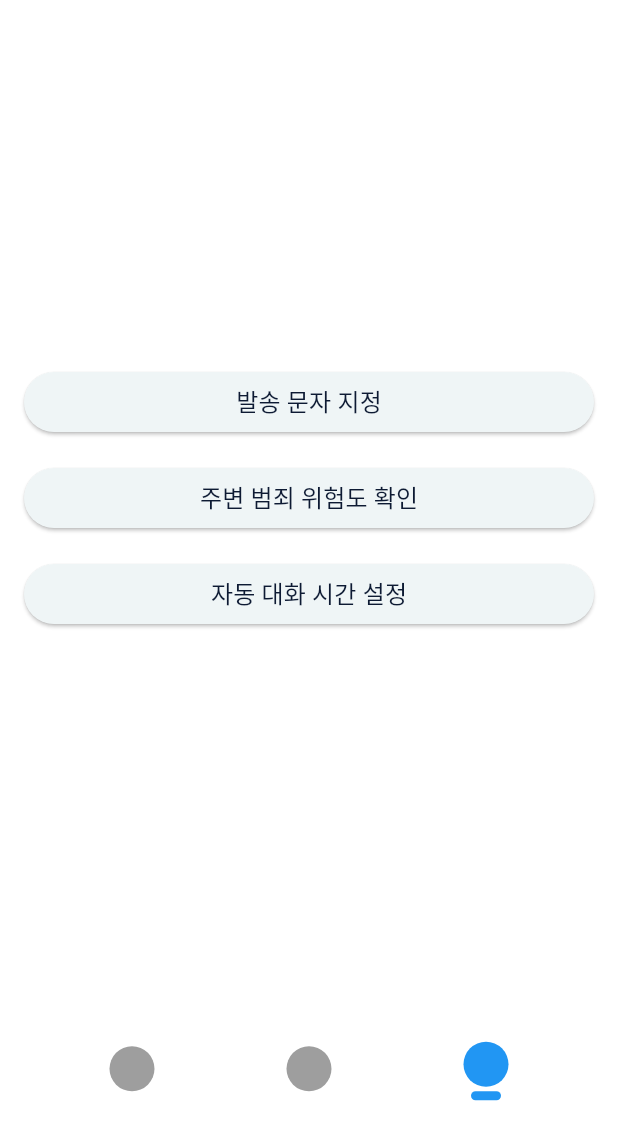
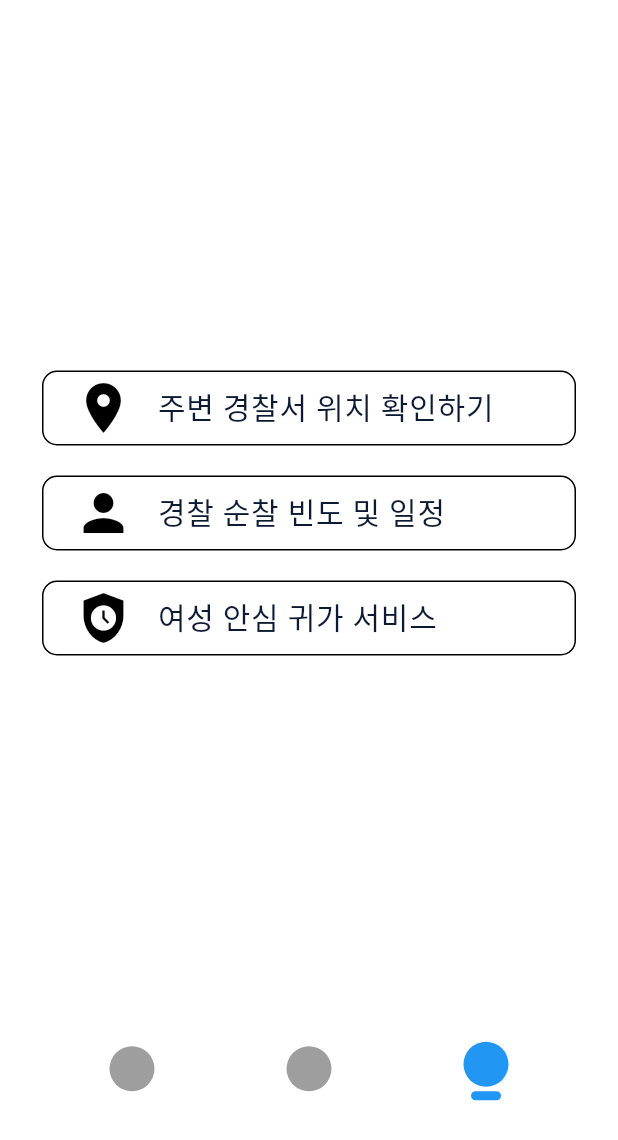
Before and after one commit to blueberry-team/blueberry_voice, a Flutter app: the TopScreen screen opened by its route, item 3 of the bottom bar chosen, on a phone screen of 412 x 824 dp. Shown: the top 1140 px of the screen. Run offline on Flutter 3.47's test engine with Material 3 defaults, Android fonts, the phone set to English and light mode, and no system bars; our stand-ins replace carousel_slider, cloud_firestore, firebase_auth, firebase_core, firebase_crashlytics, firebase_messaging and 15 more; missing offline and left inert: flutter_custom_page_steps_indication; accounts and stored records are empty; generated files the repository leaves out were written again.

Commit message:
add setting screen (#14)

```diff
--- a/lib/core/TopScreen.dart
+++ b/lib/core/TopScreen.dart
@@ -1,6 +1,5 @@
-import 'package:blueberry_flutter_template/feature/map/PoliceMapScreen.dart';
-import 'package:blueberry_flutter_template/feature/mypage/MyPageScreen.dart';
 import 'package:blueberry_flutter_template/feature/send/SendMessageScreen.dart';
+import 'package:blueberry_flutter_template/feature/setting/SettingScreen.dart';
 import 'package:blueberry_flutter_template/feature/voiceOutput/VoiceOutputScreen.dart';
 import 'package:flutter/material.dart';
 import 'package:flutter_riverpod/flutter_riverpod.dart';
@@ -26,7 +25,7 @@ class TopScreen extends ConsumerWidget {
     final List<Widget> pages = [
       const VoiceOutputScreen(),
       const SendMessageScreen(),
-      const MyPageScreen(),
+      const SettingScreen(),
     ];
 
     return Scaffold(
@@ -80,23 +79,24 @@ class CustomBottomNavigationBar extends StatelessWidget {
                         height: 30,
                         decoration: BoxDecoration(
                           shape: BoxShape.circle,
-                        color: index == currentIndex ? Colors.blue : Colors.grey,
+                          color:
+                              index == currentIndex ? Colors.blue : Colors.grey,
                         ),
                       ),
-                    const SizedBox(height: 3,),
+                      const SizedBox(
+                        height: 3,
+                      ),
                       if (index == currentIndex)
                         Container(
                           width: 20,
                           height: 6,
                           decoration: BoxDecoration(
                               color: Colors.blue,
-                          borderRadius: BorderRadius.circular(10)
-                        ),
+                              borderRadius: BorderRadius.circular(10)),
                         ),
                     ],
                   ),
-              )
-          ),
+                )),
           );
         }),
       ),
--- a/lib/feature/mypage/MyPageScreen.dart
+++ /dev/null
@@ -1,67 +0,0 @@
-import 'package:blueberry_flutter_template/core/CustomDialogs.dart';
-import 'package:flutter/material.dart';
-
-class MyPageScreen extends StatelessWidget {
-  static const name = 'MyPageScreen';
-
-  const MyPageScreen({super.key});
-
-  @override
-  Widget build(BuildContext context) {
-    return Scaffold(
-      body: Padding(
-        padding: const EdgeInsets.all(16.0),
-        child: Column(
-          mainAxisAlignment: MainAxisAlignment.center,
-          crossAxisAlignment: CrossAxisAlignment.stretch,
-          children: [
-            ElevatedButton(
-              onPressed: () {
-                // 발송 문자 지정 버튼의 기능 구현
-                CustomDialogs.showCustomDialog(
-                  context,
-                  title: '발송 문자 지정',
-                  content: '구현 예정입니다.',
-                  onConfirm: () {
-                    // 발송 문자 선택 로직 구현
-                  },
-                );
-              },
-              child: const Text('발송 문자 지정'),
-            ),
-            const SizedBox(height: 16.0),
-            ElevatedButton(
-              onPressed: () {
-                // 주변 범죄 위험도 확인 버튼의 기능 구현
-                CustomDialogs.showCustomDialog(
-                  context,
-                  title: '발송 문자 지정',
-                  content: '구현 예정입니다.',
-                  onConfirm: () {
-                    // 발송 문자 선택 로직 구현
-                  },
-                );
-              },
-              child: const Text('주변 범죄 위험도 확인'),
-            ),
-            const SizedBox(height: 16.0),
-            ElevatedButton(
-              onPressed: () {
-                // 자동 대화 시간 설정 버튼의 기능 구현
-                CustomDialogs.showCustomDialog(
-                  context,
-                  title: '발송 문자 지정',
-                  content: '구현 예정입니다.',
-                  onConfirm: () {
-                    // 발송 문자 선택 로직 구현
-                  },
-                );
-              },
-              child: const Text('자동 대화 시간 설정'),
-            ),
-          ],
-        ),
-      ),
-    );
-  }
-}
--- /dev/null
+++ b/lib/feature/setting/SettingScreen.dart
@@ -0,0 +1,77 @@
+import 'package:blueberry_flutter_template/utils/DialogHelpers.dart';
+import 'package:flutter/material.dart';
+
+class SettingScreen extends StatelessWidget {
+  static const name = 'MyPageScreen';
+
+  const SettingScreen({super.key});
+
+  @override
+  Widget build(BuildContext context) {
+    // _settings 리스트 초기화
+    final List<Map<String, dynamic>> settingData = [
+      {
+        'title': '주변 경찰서 위치 확인하기',
+        'icon': Icons.location_on,
+        'onTap': () {
+          // 프로필 수정 화면으로 이동하는 코드
+          showErrorDialog(context, '아직 준비중인 기능입니다.');
+        },
+      },
+      {
+        'title': '경찰 순찰 빈도 및 일정',
+        'icon': Icons.person,
+        'onTap': () {
+          // 알림 설정 화면으로 이동하는 코드
+          showErrorDialog(context, '아직 준비중인 기능입니다.');
+        },
+      },
+      {
+        'title': '여성 안심 귀가 서비스',
+        'icon': Icons.safety_check,
+        'onTap': () {
+          // 계정 관리 화면으로 이동하는 코드
+          showErrorDialog(context, '아직 준비중인 기능입니다.');
+        },
+      },
+      // 더 많은 설정 항목 추가 가능
+    ];
+
+    return Scaffold(
+        body: Padding(
+      padding: const EdgeInsets.all(8.0),
+      child: Center(
+        child: ListView.builder(
+            shrinkWrap: true,
+            itemCount: settingData.length,
+            itemBuilder: (context, index) {
+              return ListTile(
+                title: SettingListTile(context, settingData[index]['title'],
+                    settingData[index]['onTap'], settingData[index]['icon']),
+              );
+            }),
+      ),
+    ));
+  }
+}
+
+Widget SettingListTile(
+    BuildContext, String title, Function onTap, IconData icon) {
+  return Padding(
+    padding: const EdgeInsets.fromLTRB(0, 20.0, 0, 0),
+    child: Container(
+      decoration: BoxDecoration(
+        border: Border.all(color: Colors.black),
+        borderRadius: BorderRadius.circular(10.0),
+      ),
+      child: ListTile(
+        leading: Icon(icon, color: Colors.black, size: 40.0),
+        title: Padding(
+          padding: const EdgeInsets.symmetric(horizontal: 16.0),
+          child: Text(title, style: const TextStyle(fontSize: 20.0)),
+        ),
+        onTap: () => onTap(),
+      ),
+    ),
+  );
+}
--- a/lib/services/FirestoreService.dart
+++ b/lib/services/FirestoreService.dart
@@ -53,7 +53,7 @@ class FirestoreService {
           .doc(userId)
           .set({'imageUrl': imageUrl});
     } catch (e) {
-      throw Exception('Failed to create mypage image: $e');
+      throw Exception('Failed to create setting image: $e');
     }
   }
 }
--- a/lib/utils/AppStrings.dart
+++ b/lib/utils/AppStrings.dart
@@ -18,13 +18,15 @@ class AppStrings {
   static const String nickNameTextWidgetdefaultNickName = '닉네임';
   static const String nickNameTextWidgetError = '오류';
 
-  //MyPageScreen.dart
+  //SettingScreen.dart
   static const String myPageTitle = '내 페이지';
   static const String loginButtonText = '로그인';
   static const String logoutButtonText = '로그아웃';
   static const String welcomeBackText = '다시 오신 것을 환영합니다!';
   static const String signUpButtonText = '회원가입';
   static const String errorTitle = '오류';
+  static const String showSuccessDialogTitle = '성공';
+  static const String showErrorDialogTitle = '오류';
   static const String okButtonText = '확인';
   static const String loggedInMessage = '로그인 되었습니다.';
   static const String passwordForgot = '비밀번호를 잊어버렸나요?';
--- a/lib/utils/DialogHelpers.dart
+++ b/lib/utils/DialogHelpers.dart
@@ -7,7 +7,7 @@ void showSuccessDialog(BuildContext context, String message) {
     context: context,
     builder: (BuildContext context) {
       return AlertDialog(
-        title: const Text(AppStrings.okButtonText),
+        title: const Text(AppStrings.showSuccessDialogTitle),
         content: Text(message),
         actions: <Widget>[
           TextButton(
@@ -27,7 +27,7 @@ void showErrorDialog(BuildContext context, String message) {
     context: context,
     builder: (BuildContext context) {
       return AlertDialog(
-        title: const Text(AppStrings.errorTitle),
+        title: const Text(AppStrings.showErrorDialogTitle),
         content: Text(message),
         actions: <Widget>[
           TextButton(
```
Lines whose indentation alone changed are shown as unchanged.
